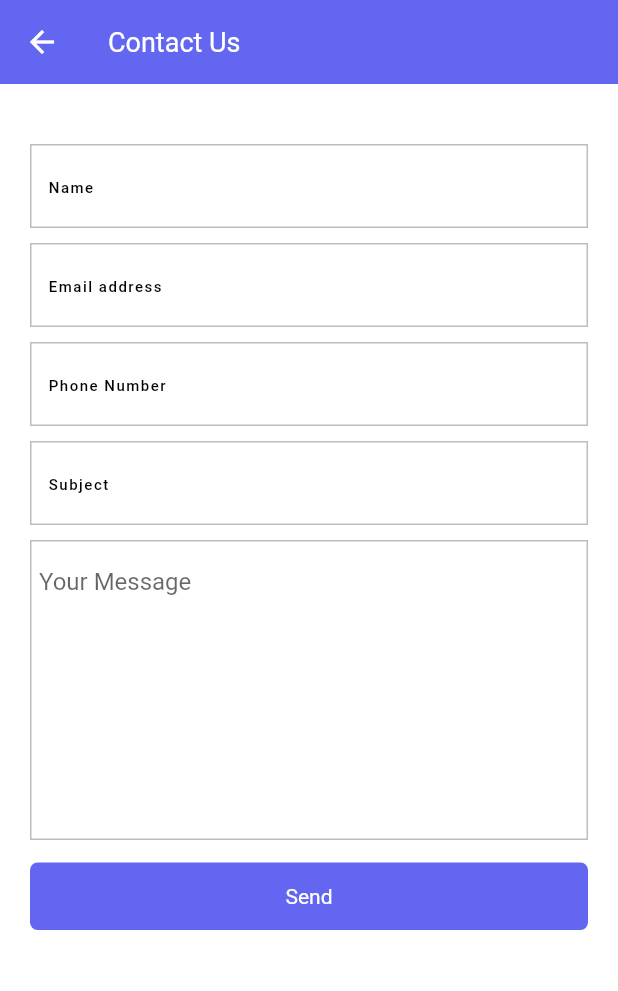
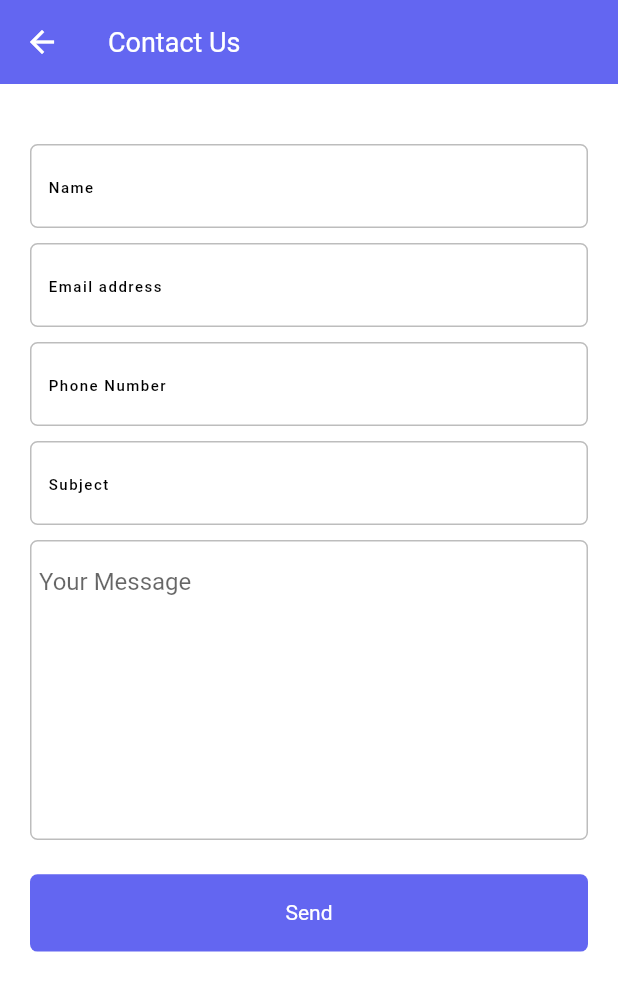
Before and after one commit to osama-ali2/qbus_app, a Flutter app: the ContactUsScreen screen opened directly, on a phone screen of 412 x 824 dp. Shown: the top 991 px of the screen. Run offline on Flutter 3.47's test engine with Material 2 defaults, Android fonts, the phone set to English and light mode, and no system bars; our stand-ins replace connectivity_plus, dio, flutter_svg, fluttertoast, logger, lottie and 1 more; accounts and stored records are empty; generated files the repository leaves out were written again; network calls fail.

Commit message:
New Screens Added

```diff
--- a/lib/screens/bottombar/bottom_bar_screens/contact_us_screens/contact_us_screen.dart
+++ b/lib/screens/bottombar/bottom_bar_screens/contact_us_screens/contact_us_screen.dart
@@ -1,4 +1,5 @@
 import 'package:flutter/material.dart';
+import 'package:qbus/res/res.dart';
 
 import '../../../../utils/constant.dart';
 import '../../../../widgets/custom_button.dart';
@@ -13,7 +14,22 @@ class ContactUsScreen extends StatefulWidget {
 }
 
 class _ContactUsScreenState extends State<ContactUsScreen> {
-  final TextEditingController _email = TextEditingController();
+  late TextEditingController fullNameController;
+  late TextEditingController emailController;
+  late TextEditingController phoneNumberController;
+  late TextEditingController subjectController;
+  late TextEditingController messageController;
+
+  @override
+  void initState() {
+    super.initState();
+
+    fullNameController = TextEditingController();
+    emailController = TextEditingController();
+    phoneNumberController = TextEditingController();
+    subjectController = TextEditingController();
+    messageController = TextEditingController();
+  }
 
   @override
   Widget build(BuildContext context) {
@@ -37,7 +53,7 @@ class _ContactUsScreenState extends State<ContactUsScreen> {
       children: [
         const SizedBox(height: 40),
         CustomTextField(
-          controller: _email,
+          controller: fullNameController,
           padding: 20,
           validator: (val) => null,
           inputType: TextInputType.name,
@@ -45,7 +61,7 @@ class _ContactUsScreenState extends State<ContactUsScreen> {
         ),
         const SizedBox(height: 10),
         CustomTextField(
-          controller: _email,
+          controller: emailController,
           padding: 20,
           validator: (val) => null,
           inputType: TextInputType.name,
@@ -53,7 +69,7 @@ class _ContactUsScreenState extends State<ContactUsScreen> {
         ),
         const SizedBox(height: 10),
         CustomTextField(
-          controller: _email,
+          controller: phoneNumberController,
           padding: 20,
           validator: (val) => null,
           inputType: TextInputType.name,
@@ -61,7 +77,7 @@ class _ContactUsScreenState extends State<ContactUsScreen> {
         ),
         const SizedBox(height: 10),
         CustomTextField(
-          controller: _email,
+          controller: subjectController,
           padding: 20,
           validator: (val) => null,
           inputType: TextInputType.name,
@@ -73,31 +89,35 @@ class _ContactUsScreenState extends State<ContactUsScreen> {
           child: Container(
             height: 200,
             width: MediaQuery.of(context).size.width,
-            decoration:
-                BoxDecoration(border: Border.all(color: Colors.grey.shade400)),
+            decoration: BoxDecoration(
+                border: Border.all(color: Colors.grey.shade400),
+                borderRadius: BorderRadius.circular(5)),
             child: Padding(
               padding: const EdgeInsets.symmetric(horizontal: 5.0, vertical: 5),
               child: TextFormField(
-                maxLines: 1000,
+                controller: messageController,
+                maxLines: 20,
                 decoration: const InputDecoration(
                     border: InputBorder.none, hintText: "Your Message"),
               ),
             ),
           ),
         ),
-        const SizedBox(
-          height: 15,
+        SizedBox(
+          height: sizes!.heightRatio * 20,
         ),
         CustomButton(
             name: "Send",
             buttonColor: appColor,
-            height: 45,
+            height: sizes!.heightRatio * 45,
             width: double.infinity,
-            textSize: 14,
+            textSize: sizes!.fontRatio * 14,
             textColor: Colors.white,
             fontWeight: FontWeight.normal,
             borderRadius: 5,
-            onTapped: () {},
+            onTapped: () {
+              Navigator.pop(context);
+            },
             padding: 20),
       ],
     );
--- a/lib/widgets/custom_textField.dart
+++ b/lib/widgets/custom_textField.dart
@@ -37,16 +37,16 @@ class CustomTextField extends StatelessWidget {
           filled: true,
           fillColor: Colors.white,
           enabledBorder: OutlineInputBorder(
-              borderRadius: BorderRadius.circular(0),
+              borderRadius: BorderRadius.circular(5),
               borderSide: BorderSide(color: Colors.grey.shade400)),
           errorBorder: OutlineInputBorder(
               borderSide: const BorderSide(color: Colors.red),
-              borderRadius: BorderRadius.circular(0)),
+              borderRadius: BorderRadius.circular(5)),
           focusedErrorBorder: OutlineInputBorder(
               borderSide: const BorderSide(color: appColor),
-              borderRadius: BorderRadius.circular(0)),
+              borderRadius: BorderRadius.circular(5)),
           focusedBorder: OutlineInputBorder(
-              borderRadius: BorderRadius.circular(0),
+              borderRadius: BorderRadius.circular(5),
               borderSide: const BorderSide(color: appColor)),
         ),
       ),
```
